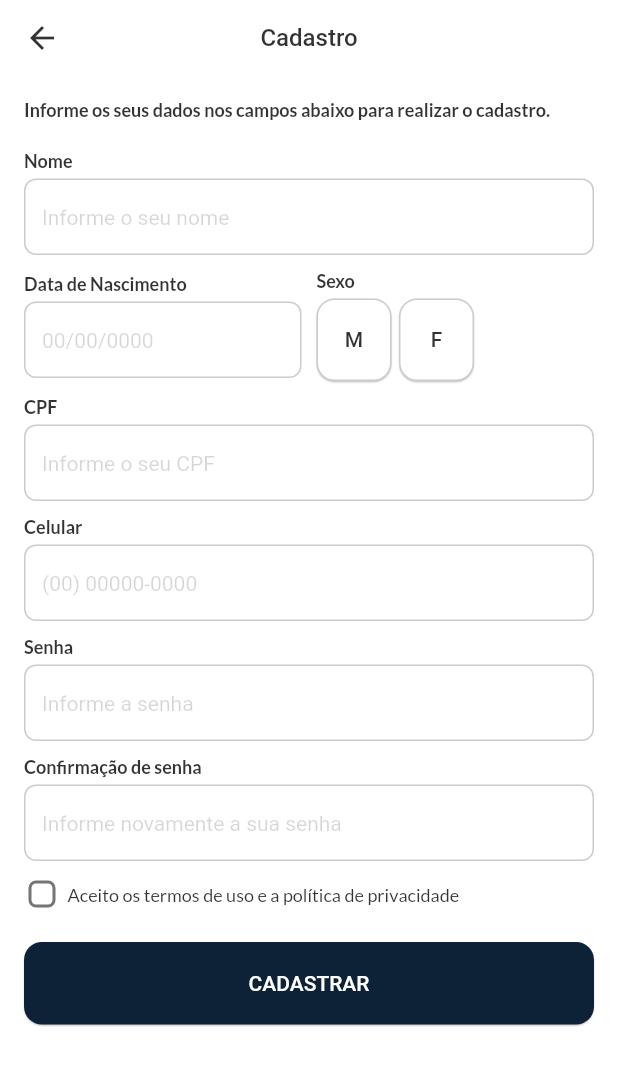
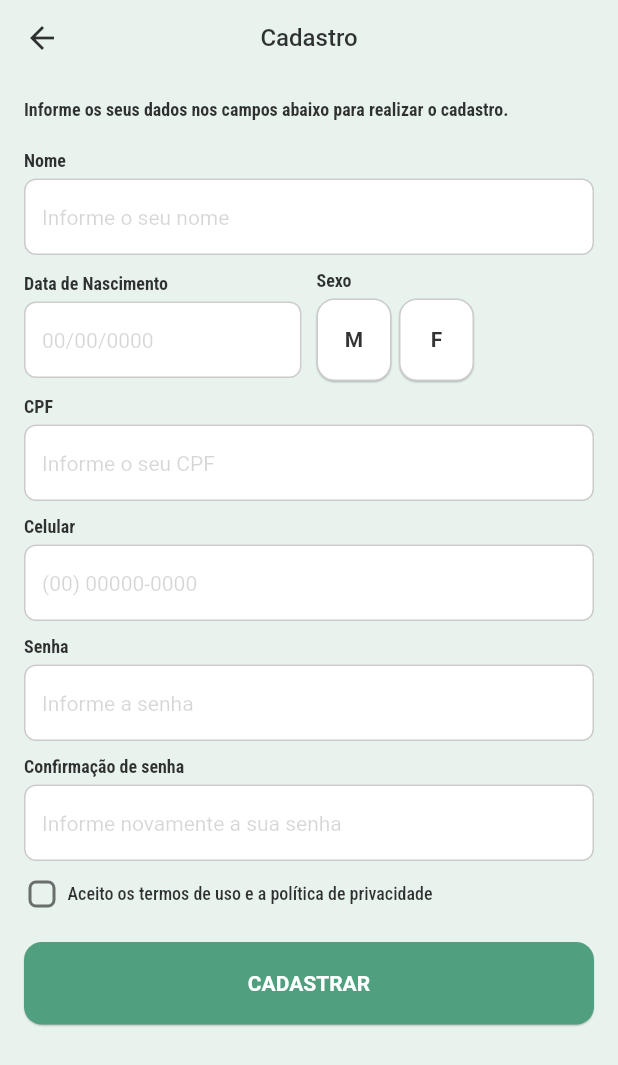
Before and after one commit to fwctecnologia/serpro-hackathon-app, a Flutter app: the SignupPage screen opened directly, on a phone screen of 412 x 824 dp. Shown: the top 1065 px of the screen. Run offline on Flutter 3.47's test engine with Material 2 defaults, Android fonts, the phone set to English and light mode, and no system bars; our stand-ins replace google_fonts; accounts and stored records are empty.

Commit message:
refactor: updating screen layout and folder name

```diff
--- a/lib/constants.dart
+++ b/lib/constants.dart
@@ -1,3 +1,7 @@
 class Constants {
-  static const String logotipoAssetUrl = 'assets/logotipo.png';
+  static const String logotipoAsset = 'assets/logotipo.png';
+  static const String logotipoGovBrAsset = 'assets/gov-br.png';
+  static const String presentationHomeAsset = 'assets/presentation-home.png';
+  static const String presentationFarmerAsset =
+      'assets/presentation-farmer.png';
 }
--- a/lib/views/signup/signup_page.dart
+++ b/lib/pages/signup/signup_page.dart
@@ -192,9 +192,9 @@ Widget genderButton({
   required VoidCallback onPressed,
   bool selected = false,
 }) {
-  final foregroundColor = selected ? AppTheme.kBlueDefault : AppTheme.kBlack;
+  final foregroundColor = selected ? AppTheme.kDefaultColor : AppTheme.kBlack;
   final borderColor =
-      selected ? AppTheme.kBlueDefault : Colors.black.withOpacity(0.2);
+      selected ? AppTheme.kDefaultColor : Colors.black.withOpacity(0.2);
   return SizedBox(
     width: 50,
     child: ElevatedButton(
--- a/lib/views/splash/splash_controller.dart
+++ b/lib/pages/splash/splash_controller.dart
@@ -1,5 +1,6 @@
+import 'package:abc_monitor/pages/presentation/presentation_page.dart';
+
 import '../../navigation.dart';
-import '../login/login_page.dart';
 
 class SplashController {
   SplashController() {
@@ -8,7 +9,7 @@ class SplashController {
 
   void checkAuthStatus() {
     Future.delayed(const Duration(seconds: 2)).then((_) {
-      CustomNavigation.push(const LoginPage());
+      CustomNavigation.push(const PresentationPage());
     });
   }
 }
--- a/lib/views/splash/splash_page.dart
+++ b/lib/pages/splash/splash_page.dart
@@ -17,7 +17,7 @@ class _SplashPageState extends State<SplashPage> {
     return Scaffold(
       body: Center(
         child: Image.asset(
-          Constants.logotipoAssetUrl,
+          Constants.logotipoAsset,
           scale: 2,
         ),
       ),
--- a/lib/theme.dart
+++ b/lib/theme.dart
@@ -2,8 +2,10 @@ import 'package:flutter/material.dart';
 import 'package:google_fonts/google_fonts.dart';
 
 class AppTheme {
-  static const Color kBlueDefault = Color(0xFF0d2237);
-  static const Color kBlueRoyal = Color(0xff050f18);
+  static const Color kDefaultColor = Color(0xFF509F7E);
+  static const Color kScaffoldColor = Color(0xFFE8F3EE);
+  static const Color kLightGreen = Color(0xff63726B);
+  static const Color kDarkGreen = Color(0xFF20342B);
   static Color kBlack = const Color(0xFF000000).withOpacity(0.8);
 
   static ThemeData light({Color? color}) => ThemeData(
@@ -18,7 +20,7 @@ class AppTheme {
           ),
         ),
         disabledColor: Colors.black,
-        scaffoldBackgroundColor: Colors.white,
+        scaffoldBackgroundColor: const Color(0xFFE8F3EE),
         visualDensity: VisualDensity.adaptivePlatformDensity,
         dialogBackgroundColor: Colors.white,
         hintColor: Colors.black.withOpacity(0.16),
@@ -35,6 +37,10 @@ class AppTheme {
             borderRadius: BorderRadius.circular(6),
           ),
         ),
+        colorScheme: const ColorScheme.light(
+          primary: kDefaultColor,
+          secondary: kLightGreen,
+        ),
         elevatedButtonTheme: ElevatedButtonThemeData(
           style: ButtonStyle(
             elevation: MaterialStateProperty.all(0.5),
@@ -42,11 +48,11 @@ class AppTheme {
             textStyle: MaterialStateProperty.all(
               GoogleFonts.roboto(
                 fontSize: 14,
-                fontWeight: FontWeight.w500,
+                fontWeight: FontWeight.w700,
                 color: Colors.white,
               ),
             ),
-            backgroundColor: MaterialStateProperty.all(kBlueDefault),
+            backgroundColor: MaterialStateProperty.all(kDefaultColor),
             shape: MaterialStateProperty.all(
               const RoundedRectangleBorder(
                 borderRadius: BorderRadius.all(Radius.circular(12)),
@@ -55,28 +61,29 @@ class AppTheme {
           ),
         ),
         textTheme: TextTheme(
-          bodyLarge: GoogleFonts.lato(fontSize: 16, color: kBlack),
-          bodyMedium: GoogleFonts.lato(fontSize: 12, color: kBlack),
-          bodySmall: GoogleFonts.lato(fontSize: 10, color: kBlack),
+          bodyLarge: GoogleFonts.robotoCondensed(
+              fontSize: 16, color: kBlack, fontWeight: FontWeight.w500),
+          bodyMedium: GoogleFonts.robotoCondensed(fontSize: 12, color: kBlack),
+          bodySmall: GoogleFonts.robotoCondensed(fontSize: 10, color: kBlack),
           displayLarge: GoogleFonts.sortsMillGoudy(fontSize: 26, color: kBlack),
           displayMedium:
               GoogleFonts.sortsMillGoudy(fontSize: 20, color: kBlack),
-          displaySmall: GoogleFonts.lato(
+          displaySmall: GoogleFonts.robotoCondensed(
             fontSize: 16,
             color: kBlack,
             fontWeight: FontWeight.w600,
           ),
-          headlineLarge: GoogleFonts.lato(
+          headlineLarge: GoogleFonts.robotoCondensed(
             fontSize: 26,
-            color: kBlack,
+            color: kDarkGreen,
             fontWeight: FontWeight.bold,
           ),
-          headlineMedium: GoogleFonts.lato(
+          headlineMedium: GoogleFonts.robotoCondensed(
             fontSize: 16,
             color: kBlack,
             fontWeight: FontWeight.bold,
           ),
-          headlineSmall: GoogleFonts.lato(
+          headlineSmall: GoogleFonts.robotoCondensed(
             fontSize: 12,
             color: kBlack,
             fontWeight: FontWeight.bold,
```
Also changed, not shown: lib/main.dart (+4 -3 lines), lib/pages/login/login_page.dart (added, +115 -0 lines), lib/views/login/login_page.dart (deleted, +0 -99 lines), lib/pages/login/login_controller.dart (renamed from lib/views/login/login_controller.dart), lib/pages/recovery/recovery_page.dart (renamed from lib/views/recovery/recovery_page.dart).
